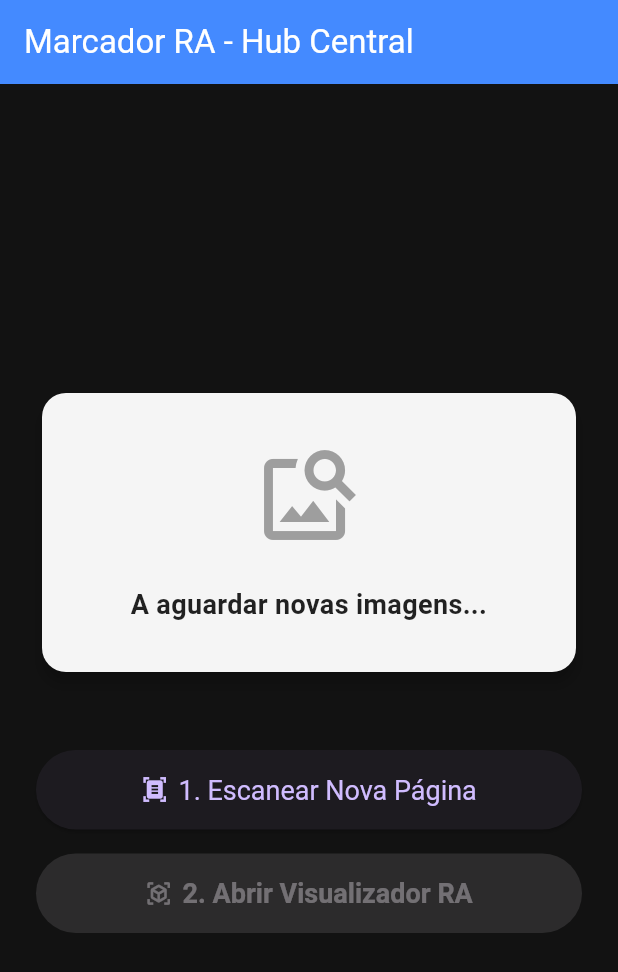
After one commit to TVRodrigues/ProjetoTCC, a Flutter app: the TelaPrincipal screen opened directly, on a phone screen of 412 x 824 dp. The commit adds this screen. Shown: the top 972 px of the screen. Run offline on Flutter 3.47's test engine with Material 3 defaults, Android fonts, the light colour scheme and no system bars; missing offline and left inert: ar_flutter_plugin_plus, google_mlkit_document_scanner; statements that could not run were skipped.

Commit message:
Switch to ar_flutter_plugin_plus and add TelaPrincipal
Replace ar_flutter_plugin with ar_flutter_plugin_plus and update AR code to use the new package APIs (imports, anchor/anchor manager, augmented image handling). Add TelaPrincipal as a new central hub UI for scanning/processing and change app entry to use TelaPrincipal. Pass scanned image paths from the gallery to TelaAR and implement automatic augmented-image loading and per-image 3D node placement (no plane detection). Add INTERNET permission to AndroidManifest and register package_info_plus in macOS GeneratedPluginRegistrant. Also update pubspec.yaml dependency to ar_flutter_plugin_plus (lockfile updated accordingly).

```diff
--- /dev/null
+++ b/projetotcc/lib/tela_principal.dart
@@ -0,0 +1,155 @@
+import 'package:flutter/material.dart';
+// Descomente as importações abaixo quando formos ligar os ecrãs
+// import 'tela_ar.dart';
+// import 'main.dart'; // Assumindo que a classe do seu scanner está aqui
+
+class TelaPrincipal extends StatefulWidget {
+  const TelaPrincipal({super.key});
+
+  @override
+  State<TelaPrincipal> createState() => _TelaPrincipalState();
+}
+
+class _TelaPrincipalState extends State<TelaPrincipal> {
+  // Gestão de estado da arquitetura
+  bool _estaAProcessar = false;
+  bool _raPronta = false;
+
+  // Função que simula o envio das imagens para um servidor backend
+  Future<void> _simularProcessamentoNaNuvem() async {
+    setState(() {
+      _estaAProcessar = true;
+      _raPronta = false;
+    });
+
+    // O "Mágico de Oz": Simulamos 4 segundos de latência de rede e processamento
+    await Future.delayed(const Duration(seconds: 4));
+
+    setState(() {
+      _estaAProcessar = false;
+      _raPronta = true;
+    });
+
+    // Feedback visual de sucesso para o utilizador
+    if (mounted) {
+      ScaffoldMessenger.of(context).showSnackBar(
+        const SnackBar(
+          content: Text('✅ Imagens processadas e transformadas em alvos RA!'),
+          backgroundColor: Colors.green,
+          behavior: SnackBarBehavior.floating,
+        ),
+      );
+    }
+  }
+
+  @override
+  Widget build(BuildContext context) {
+    return Scaffold(
+      appBar: AppBar(
+        title: const Text('Marcador RA - Hub Central'),
+        backgroundColor: Colors.blueAccent,
+        foregroundColor: Colors.white,
+      ),
+      body: Center(
+        child: Padding(
+          padding: const EdgeInsets.all(24.0),
+          child: Column(
+            mainAxisAlignment: MainAxisAlignment.center,
+            crossAxisAlignment: CrossAxisAlignment.stretch,
+            children: [
+              // CARD DE STATUS DO SISTEMA
+              Card(
+                elevation: 4,
+                shape: RoundedRectangleBorder(
+                  borderRadius: BorderRadius.circular(16),
+                ),
+                color: _raPronta ? Colors.green.shade50 : Colors.grey.shade100,
+                child: Padding(
+                  padding: const EdgeInsets.all(32.0),
+                  child: Column(
+                    children: [
+                      Icon(
+                        _raPronta
+                            ? Icons.check_circle_outline
+                            : (_estaAProcessar
+                                  ? Icons.cloud_upload_outlined
+                                  : Icons.image_search),
+                        size: 72,
+                        color: _raPronta
+                            ? Colors.green
+                            : (_estaAProcessar ? Colors.blue : Colors.grey),
+                      ),
+                      const SizedBox(height: 24),
+                      Text(
+                        _raPronta
+                            ? "Realidade Aumentada Pronta!"
+                            : (_estaAProcessar
+                                  ? "A processar alvos na nuvem..."
+                                  : "A aguardar novas imagens..."),
+                        textAlign: TextAlign.center,
+                        style: TextStyle(
+                          fontSize: 18,
+                          fontWeight: FontWeight.bold,
+                          color: _raPronta
+                              ? Colors.green.shade700
+                              : Colors.black87,
+                        ),
+                      ),
+                      if (_estaAProcessar) ...[
+                        const SizedBox(height: 24),
+                        const CircularProgressIndicator(),
+                      ],
+                    ],
+                  ),
+                ),
+              ),
+              const SizedBox(height: 48),
+
+              // BOTÃO 1: ESCANEAR NOVO MARCADOR
+              ElevatedButton.icon(
+                onPressed: _estaAProcessar
+                    ? null // Bloqueia o botão durante o processamento
+                    : () async {
+                        // Passo 1: Navega para o ecrã do Scanner (ML Kit)
+                        // AQUI ENTRA A NAVEGAÇÃO PARA O SEU CÓDIGO EXISTENTE
+                        // await Navigator.push(context, MaterialPageRoute(builder: (context) => const SuaClasseDeScanner()));
+
+                        // Passo 2: Quando o utilizador voltar do scanner, iniciamos a simulação
+                        _simularProcessamentoNaNuvem();
+                      },
+                icon: const Icon(Icons.document_scanner),
+                label: const Text('1. Escanear Nova Página'),
+                style: ElevatedButton.styleFrom(
+                  padding: const EdgeInsets.symmetric(vertical: 16),
+                  textStyle: const TextStyle(fontSize: 18),
+                ),
+              ),
+              const SizedBox(height: 16),
+
+              // BOTÃO 2: ABRIR REALIDADE AUMENTADA
+              ElevatedButton.icon(
+                onPressed: _raPronta
+                    ? () {
+                        // Navega para o Ecrã de RA apenas quando estiver pronto
+                        // Navigator.push(context, MaterialPageRoute(builder: (context) => const TelaAR(imagensAlvo: [])));
+                      }
+                    : null, // Fica cinzento e inativo se não estiver pronto
+                icon: const Icon(Icons.view_in_ar),
+                label: const Text('2. Abrir Visualizador RA'),
+                style: ElevatedButton.styleFrom(
+                  backgroundColor: Colors.deepPurple,
+                  foregroundColor: Colors.white,
+                  padding: const EdgeInsets.symmetric(vertical: 16),
+                  textStyle: const TextStyle(
+                    fontSize: 18,
+                    fontWeight: FontWeight.bold,
+                  ),
+                ),
+              ),
+            ],
+          ),
+        ),
+      ),
+    );
+  }
+}
--- a/projetotcc/pubspec.yaml
+++ b/projetotcc/pubspec.yaml
@@ -38,7 +38,7 @@ dependencies:
   google_mlkit_text_recognition: ^0.15.1
   http: ^1.6.0
   google_mlkit_document_scanner: ^0.4.1
-  ar_flutter_plugin: ^0.7.3
+  ar_flutter_plugin_plus: ^1.1.3
 
 dev_dependencies:
   flutter_test:
```
Also changed, not shown: projetotcc/lib/main.dart (+5 -3 lines), projetotcc/lib/tela_ar.dart (+68 -55 lines), projetotcc/pubspec.lock, 2 other files.
